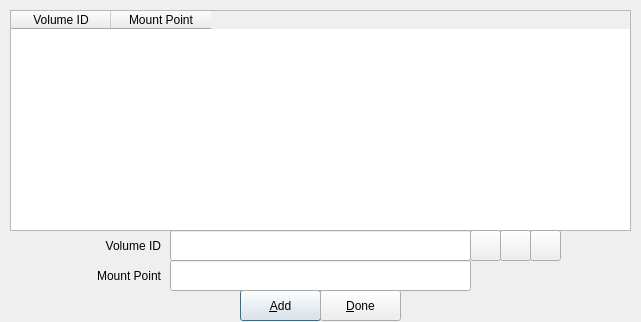
mhogomchungu/zuluCrypt, file zuluCrypt-gui/favorites.ui: the form before one commit.
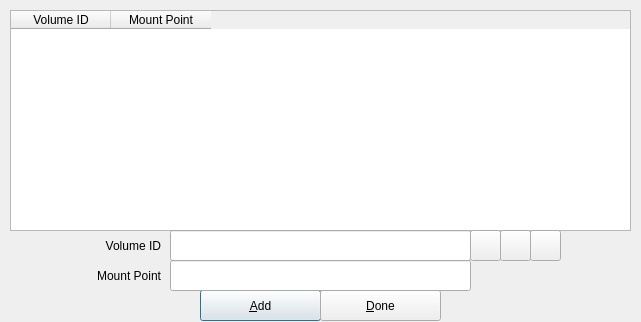
The form after the commit.

The edit to the form file:
```diff
--- a/zuluCrypt-gui/favorites.ui
+++ b/zuluCrypt-gui/favorites.ui
@@ -19,9 +19,9 @@
   <widget class="QPushButton" name="pbAdd">
    <property name="geometry">
     <rect>
-     <x>240</x>
+     <x>200</x>
      <y>290</y>
-     <width>81</width>
+     <width>121</width>
      <height>31</height>
     </rect>
    </property>
@@ -79,9 +79,9 @@
   <widget class="QLabel" name="labelName">
    <property name="geometry">
     <rect>
-     <x>0</x>
+     <x>10</x>
      <y>230</y>
-     <width>161</width>
+     <width>151</width>
      <height>31</height>
     </rect>
    </property>
@@ -98,9 +98,9 @@
   <widget class="QLabel" name="labelDeviceAddress">
    <property name="geometry">
     <rect>
-     <x>0</x>
+     <x>10</x>
      <y>260</y>
-     <width>161</width>
+     <width>151</width>
      <height>31</height>
     </rect>
    </property>
@@ -171,7 +171,7 @@
     <rect>
      <x>320</x>
      <y>290</y>
-     <width>81</width>
+     <width>121</width>
      <height>31</height>
     </rect>
    </property>
```
